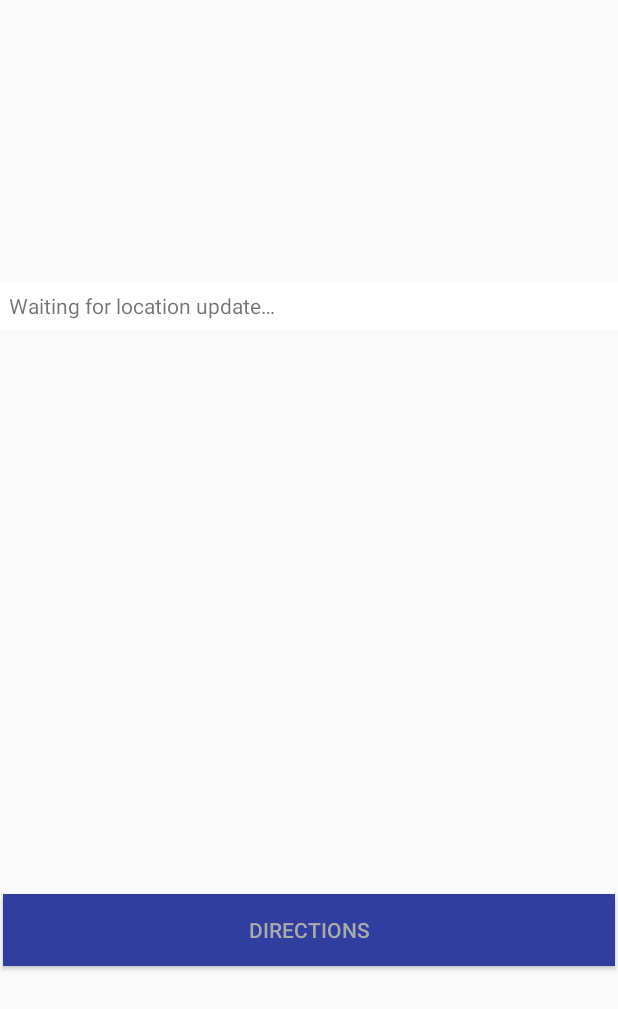
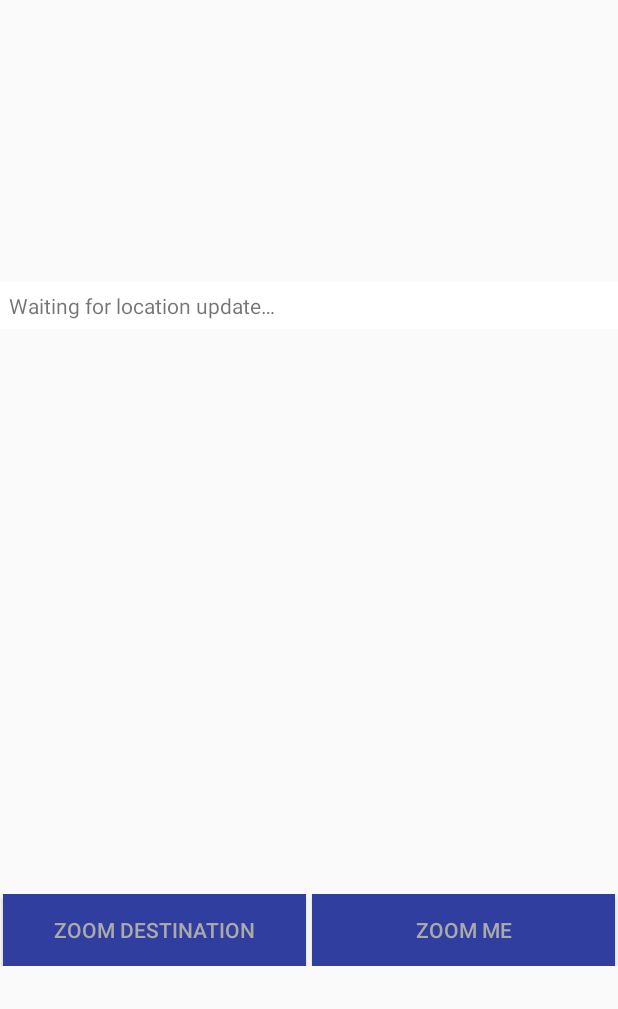
Before and after one commit to rcoops/crowd_controller_client, an Android app: the layout fragment_location.xml on its own in the app's theme, with its tools: preview values and no code run, on a phone screen of 412 x 824 dp. Shown: the top 1009 px of the screen. Run offline under Robolectric (Android 15) with nearby library versions, the phone set to English and light mode, and no system bars.

Commit message:
zoom and websocket reconnection

```diff
--- a/app/src/main/res/layout/fragment_location.xml
+++ b/app/src/main/res/layout/fragment_location.xml
@@ -37,20 +37,34 @@
             android:layout_marginTop="8dp"
             android:layout_marginBottom="8dp"
             app:layout_constraintTop_toBottomOf="@+id/layout_co-ordinates"
-            app:layout_constraintBottom_toBottomOf="@id/btn_directions"
+            app:layout_constraintBottom_toBottomOf="@id/lyt_zoom_controls"
             app:layout_constraintStart_toStartOf="parent"
             app:layout_constraintEnd_toEndOf="parent" />
-        <Button
-            android:id="@+id/btn_directions"
+        <LinearLayout
+            android:id="@+id/lyt_zoom_controls"
             android:layout_width="match_parent"
             android:layout_height="wrap_content"
+            android:orientation="horizontal"
             android:layout_marginTop="8dp"
-            android:text="@string/action_get_directions"
             app:layout_constraintTop_toBottomOf="@+id/map"
             app:layout_constraintBottom_toBottomOf="parent"
             app:layout_constraintStart_toStartOf="parent"
-            app:layout_constraintEnd_toEndOf="parent"
-            style="@style/AppTheme.Button" />
+            app:layout_constraintEnd_toEndOf="parent">
+            <Button
+                android:id="@+id/btn_zoom_to_target"
+                android:layout_width="0dp"
+                android:layout_weight="1"
+                android:layout_height="wrap_content"
+                android:text="@string/action_zoom_target"
+                style="@style/AppTheme.Button" />
+            <Button
+                android:id="@+id/btn_zoom_to_me"
+                android:layout_width="0dp"
+                android:layout_weight="1"
+                android:layout_height="wrap_content"
+                android:text="@string/action_zoom_me"
+                style="@style/AppTheme.Button" />
+        </LinearLayout>
     </android.support.constraint.ConstraintLayout>
 
 </FrameLayout>
--- a/app/src/main/res/values/strings.xml
+++ b/app/src/main/res/values/strings.xml
@@ -12,7 +12,8 @@
     <string name="action_sign_in">Sign in or register</string>
     <string name="action_register">Register</string>
     <string name="action_sign_in_short">Sign in</string>
-    <string name="action_get_directions">Directions</string>
+    <string name="action_zoom_target">Zoom Destination</string>
+    <string name="action_zoom_me">Zoom Me</string>
 
     <string name="error_invalid_email">This email address is invalid</string>
     <string name="error_invalid_password">This password is too short</string>
```
Also changed, not shown: app/src/main/java/me/cooper/rick/crowdcontrollerclient/api/service/ApiService.kt (+4 -4 lines), app/src/main/java/me/cooper/rick/crowdcontrollerclient/api/service/UpdateService.kt (+16 -23 lines), app/src/main/java/me/cooper/rick/crowdcontrollerclient/fragment/LocationFragment.kt (+26 -9 lines), app/src/main/res/layout/content_location.xml (deleted, +0 -68 lines).
